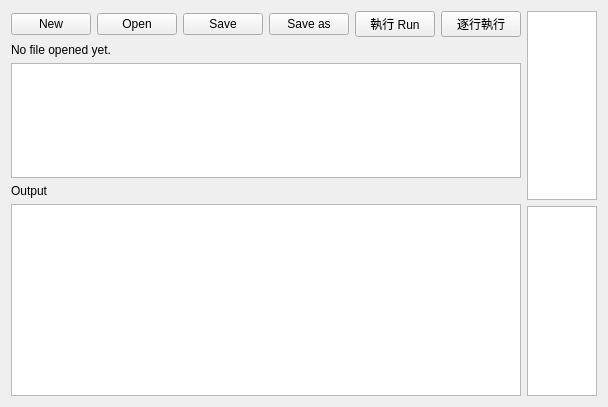
Above: PythonEditor/form.ui from louis8683/interactive-python-teaching-tool before the change. Below: the same form after it.
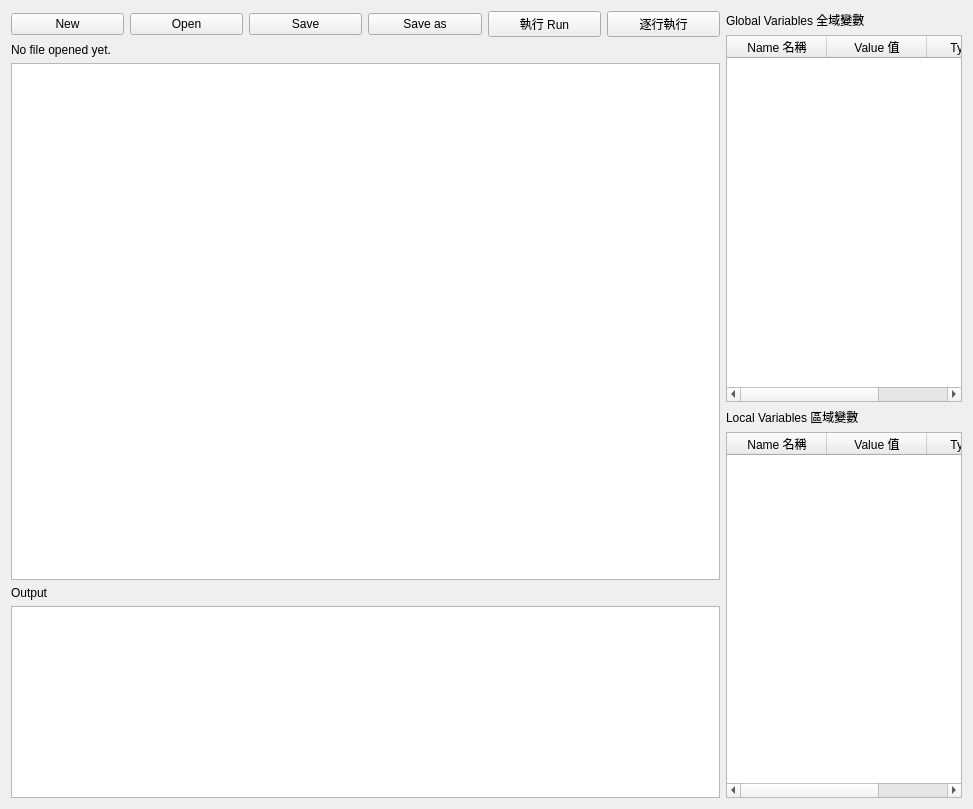
That is the form after the change.

```diff
--- a/PythonEditor/form.ui
+++ b/PythonEditor/form.ui
@@ -6,22 +6,40 @@
    <rect>
     <x>0</x>
     <y>0</y>
-    <width>469</width>
-    <height>407</height>
+    <width>973</width>
+    <height>809</height>
    </rect>
   </property>
+  <property name="sizePolicy">
+   <sizepolicy hsizetype="Preferred" vsizetype="Preferred">
+    <horstretch>0</horstretch>
+    <verstretch>0</verstretch>
+   </sizepolicy>
+  </property>
+  <property name="minimumSize">
+   <size>
+    <width>500</width>
+    <height>500</height>
+   </size>
+  </property>
   <property name="windowTitle">
    <string>PythonEditor</string>
   </property>
   <layout class="QVBoxLayout" name="verticalLayout">
    <item>
-    <layout class="QHBoxLayout" name="horizontalLayout_3">
+    <layout class="QHBoxLayout" name="horizontalLayout_3" stretch="3,1">
      <item>
-      <layout class="QVBoxLayout" name="verticalLayout_4">
+      <layout class="QVBoxLayout" name="verticalLayout_4" stretch="0,0,0,0,0">
        <item>
         <layout class="QHBoxLayout" name="horizontalLayout">
          <item>
           <widget class="QPushButton" name="newButton">
+           <property name="sizePolicy">
+            <sizepolicy hsizetype="Minimum" vsizetype="Fixed">
+             <horstretch>0</horstretch>
+             <verstretch>0</verstretch>
+            </sizepolicy>
+           </property>
            <property name="text">
             <string>New</string>
            </property>
@@ -29,6 +47,12 @@
          </item>
          <item>
           <widget class="QPushButton" name="openButton">
+           <property name="sizePolicy">
+            <sizepolicy hsizetype="Minimum" vsizetype="Fixed">
+             <horstretch>0</horstretch>
+             <verstretch>0</verstretch>
+            </sizepolicy>
+           </property>
            <property name="text">
             <string>Open</string>
            </property>
@@ -57,6 +81,12 @@
          </item>
          <item>
           <widget class="QPushButton" name="lineByLineButton">
+           <property name="sizePolicy">
+            <sizepolicy hsizetype="Minimum" vsizetype="Fixed">
+             <horstretch>0</horstretch>
+             <verstretch>0</verstretch>
+            </sizepolicy>
+           </property>
            <property name="text">
             <string>逐行執行</string>
            </property>
@@ -76,13 +106,13 @@
          <property name="sizePolicy">
           <sizepolicy hsizetype="Expanding" vsizetype="Expanding">
            <horstretch>0</horstretch>
-           <verstretch>0</verstretch>
+           <verstretch>5</verstretch>
           </sizepolicy>
          </property>
          <property name="minimumSize">
           <size>
            <width>0</width>
-           <height>20</height>
+           <height>0</height>
           </size>
          </property>
         </widget>
@@ -99,7 +129,7 @@
          <property name="sizePolicy">
           <sizepolicy hsizetype="Expanding" vsizetype="Minimum">
            <horstretch>0</horstretch>
-           <verstretch>0</verstretch>
+           <verstretch>1</verstretch>
           </sizepolicy>
          </property>
          <property name="html">
@@ -114,12 +144,97 @@
       </layout>
      </item>
      <item>
-      <layout class="QVBoxLayout" name="verticalLayout_5">
+      <layout class="QVBoxLayout" name="verticalLayout_5" stretch="0,0,0,0">
        <item>
-        <widget class="QTableWidget" name="globalVarTableWidget"/>
+        <widget class="QLabel" name="label_2">
+         <property name="text">
+          <string>Global Variables 全域變數</string>
+         </property>
+        </widget>
        </item>
        <item>
-        <widget class="QTableWidget" name="localVarTableWidget"/>
+        <widget class="QTableWidget" name="globalVarTableWidget">
+         <property name="sizePolicy">
+          <sizepolicy hsizetype="Expanding" vsizetype="Expanding">
+           <horstretch>0</horstretch>
+           <verstretch>0</verstretch>
+          </sizepolicy>
+         </property>
+         <property name="minimumSize">
+          <size>
+           <width>0</width>
+           <height>0</height>
+          </size>
+         </property>
+         <attribute name="horizontalHeaderVisible">
+          <bool>true</bool>
+         </attribute>
+         <attribute name="horizontalHeaderCascadingSectionResizes">
+          <bool>false</bool>
+         </attribute>
+         <attribute name="horizontalHeaderHighlightSections">
+          <bool>true</bool>
+         </attribute>
+         <attribute name="horizontalHeaderShowSortIndicator" stdset="0">
+          <bool>false</bool>
+         </attribute>
+         <attribute name="horizontalHeaderStretchLastSection">
+          <bool>true</bool>
+         </attribute>
+         <attribute name="verticalHeaderVisible">
+          <bool>false</bool>
+         </attribute>
+         <attribute name="verticalHeaderStretchLastSection">
+          <bool>false</bool>
+         </attribute>
+         <column>
+          <property name="text">
+           <string>Name 名稱</string>
+          </property>
+         </column>
+         <column>
+          <property name="text">
+           <string>Value 值</string>
+          </property>
+         </column>
+         <column>
+          <property name="text">
+           <string>Type 型別</string>
+          </property>
+         </column>
+        </widget>
+       </item>
+       <item>
+        <widget class="QLabel" name="label_3">
+         <property name="text">
+          <string>Local Variables 區域變數</string>
+         </property>
+        </widget>
+       </item>
+       <item>
+        <widget class="QTableWidget" name="localVarTableWidget">
+         <attribute name="horizontalHeaderStretchLastSection">
+          <bool>true</bool>
+         </attribute>
+         <attribute name="verticalHeaderVisible">
+          <bool>false</bool>
+         </attribute>
+         <column>
+          <property name="text">
+           <string>Name 名稱</string>
+          </property>
+         </column>
+         <column>
+          <property name="text">
+           <string>Value 值</string>
+          </property>
+         </column>
+         <column>
+          <property name="text">
+           <string>Type 型別</string>
+          </property>
+         </column>
+        </widget>
        </item>
       </layout>
      </item>
```
